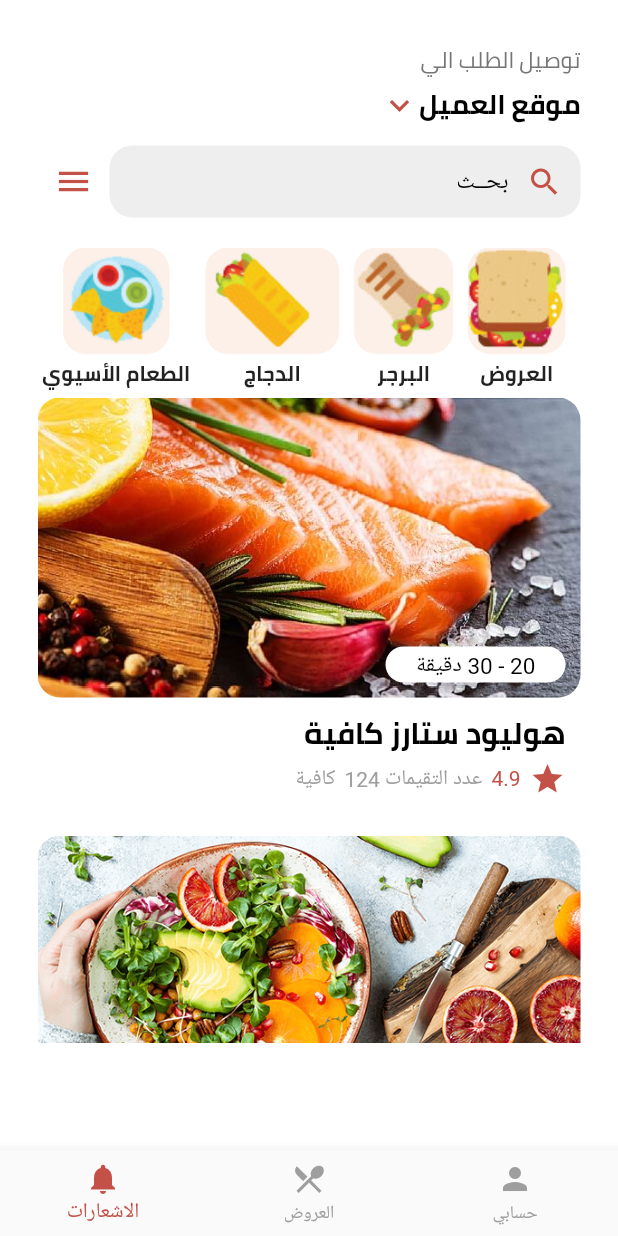
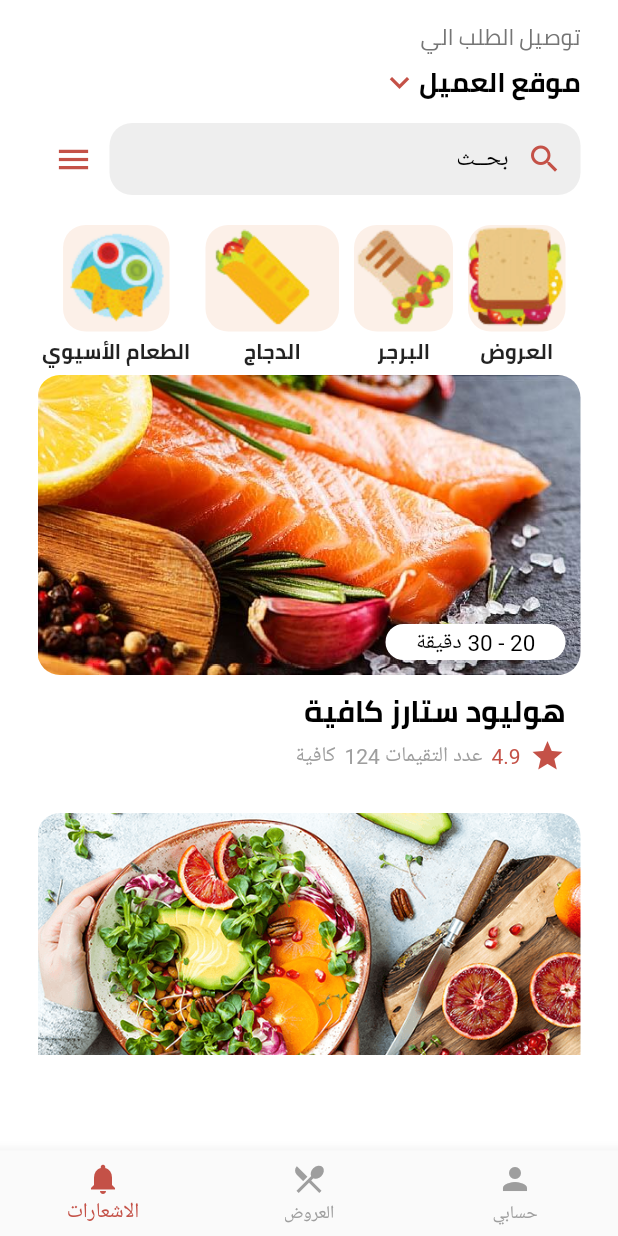
Before and after one commit to Mohamedghaly140/Restaurant-Mobile-App, a Flutter app: the HomeScreen screen opened directly, on a phone screen of 412 x 824 dp. Run offline on Flutter 3.47's test engine with Material 2 defaults, Android fonts, the phone set to English and light mode, and no system bars; our stand-ins replace font_awesome_flutter, page_indicator.

Commit message:
fix issues with responsive design and keyborad overflow

```diff
--- a/lib/pages/home/home_screen.dart
+++ b/lib/pages/home/home_screen.dart
@@ -70,12 +70,19 @@ class _HomeScreenState extends State<HomeScreen> {
       key: _drawerKey,
       endDrawer: SideDrawer(),
       backgroundColor: Colors.white,
-      body: Directionality(
+      body: SafeArea(
+        child: Directionality(
           textDirection: TextDirection.rtl,
+          child: GestureDetector(
+            onTap: () {
+              FocusScopeNode currentFocus = FocusScope.of(context);
+              if (!currentFocus.hasPrimaryFocus) {
+                currentFocus.unfocus();
+              }
+            },
             child: SingleChildScrollView(
               child: Container(
                 padding: EdgeInsets.symmetric(
-              vertical: 15,
                   horizontal: 25,
                 ),
                 child: Column(
@@ -176,7 +183,7 @@ class _HomeScreenState extends State<HomeScreen> {
                       ),
                     ),
                     Container(
-                  height: MediaQuery.of(context).size.height * 0.522,
+                      height: MediaQuery.of(context).size.height * 0.55,
                       child: ListView(
                         children: [
                           ProductItem(
@@ -195,6 +202,8 @@ class _HomeScreenState extends State<HomeScreen> {
                       ),
                     ),
                   ],
+                ),
+              ),
             ),
           ),
         ),
```
Also changed, not shown: lib/pages/account/forget_password_screen.dart (+13 -2 lines), lib/pages/account/login_screen.dart (+11 -1 lines), lib/pages/account/register_screen.dart (+21 -6 lines), lib/pages/product/product_detail_screen.dart (+5 -3 lines). Lines whose indentation alone changed are shown as unchanged.
